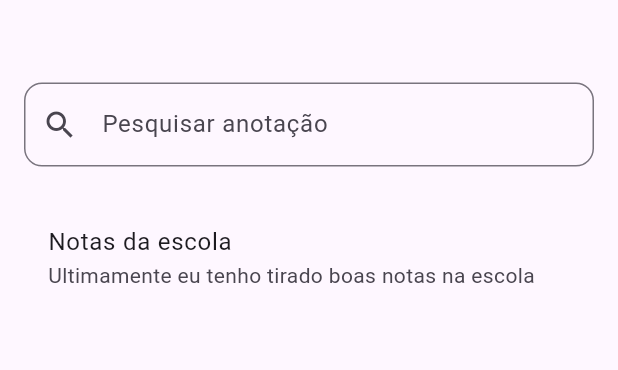
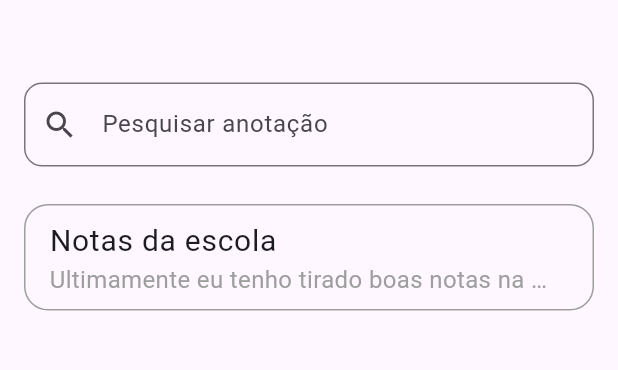
Before and after one commit to Gsdagustavo/flutter_notepad, a Flutter app: the screen it shows after launch, on a phone screen of 412 x 824 dp, the part 63-433 px from its top. Run offline on Flutter 3.47's test engine with Material 3 defaults, Android fonts, the phone set to English and light mode, and no system bars.

Commit message:
improved the NoteTile visuals

```diff
--- a/lib/view/pages/home_page.dart
+++ b/lib/view/pages/home_page.dart
@@ -72,12 +72,23 @@ class NoteTile extends StatelessWidget {
   @override
   Widget build(BuildContext context) {
     return ListTile(
-      title: Text(note.name),
+      title: Text(
+        note.name,
+        style: TextStyle(fontSize: 20, overflow: TextOverflow.ellipsis),
+      ),
+
+      shape: OutlineInputBorder(
+        borderRadius: BorderRadius.circular(16),
+        borderSide: BorderSide(color: Colors.grey),
+      ),
+
       subtitle: Text(
         note.description.isNotEmpty ? note.description : 'Sem texto',
-        maxLines: 1,
-        overflow: TextOverflow.ellipsis,
-        softWrap: false,
+        style: TextStyle(
+          fontSize: 16,
+          overflow: TextOverflow.ellipsis,
+          color: Colors.grey,
+        ),
       ),
     );
   }
```
